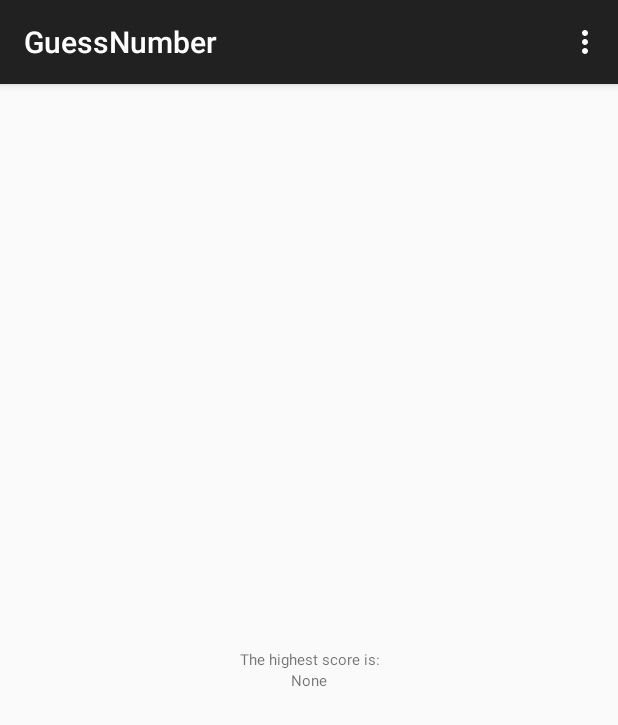
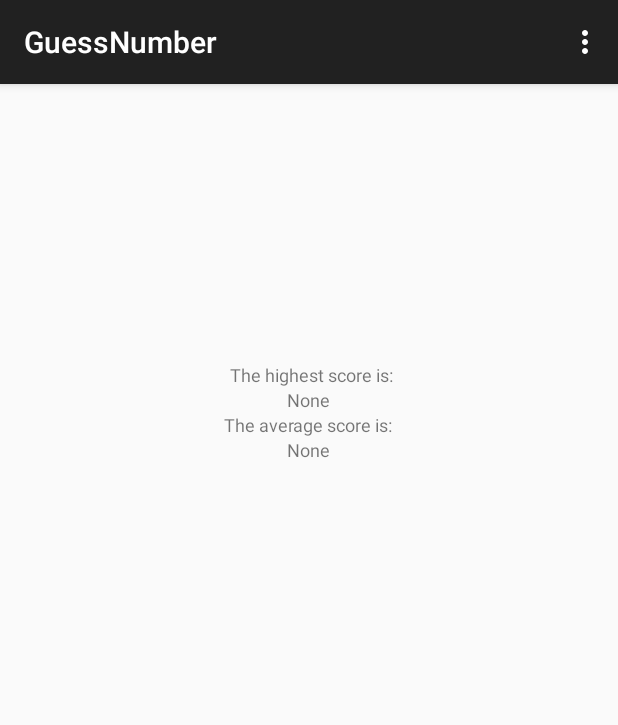
Before and after one commit to yi-shiou/Android_GuessNumber, an Android app: the screen it shows after launch (MainActivity), in the options menu, after a tap on "Score", on a phone screen of 412 x 824 dp. Shown: the top 725 px of the screen. Run offline under Robolectric (Android 15) with nearby library versions, the phone set to English and light mode, and no system bars.

Commit message:
add average score

```diff
--- a/app/src/main/java/com/example/user/guessnumber/GuessFragment.java
+++ b/app/src/main/java/com/example/user/guessnumber/GuessFragment.java
@@ -135,18 +135,28 @@ public class GuessFragment extends Fragment {
                         lv.setAdapter(adeptet);
                         count++;
                         if (xAxB.equals(inputSize+"A0B")) {
+
+                            // save the number of ending game
+                            int i = prefs.getInt(KeyCollectiot.KEY_ENDING, 0);
+                            prefs.edit().putInt(KeyCollectiot.KEY_ENDING, (i+1)).commit();
+
+                            float total = prefs.getFloat(KeyCollectiot.KEY_AVERAGE_SCORE, Integer.MAX_VALUE);
+                            total = (total*i + (float)count)/(i+1);
+                            prefs.edit().putFloat(KeyCollectiot.KEY_AVERAGE_SCORE, total).commit();
+
                             if(count < prefs.getInt(KeyCollectiot.KEY_HIGHEST_SCORE, Integer.MAX_VALUE)) {
                                 prefs.edit().putInt(KeyCollectiot.KEY_HIGHEST_SCORE, count).commit();
                             }
+                            count = 0;
                             AlertDialog.Builder builder = new AlertDialog.Builder(v.getContext());
-                            builder.setTitle("Congratulation !")
+                            builder.setTitle(getString(R.string.congratulation))
                                     .setPositiveButton(R.string.action_newGame, new DialogInterface.OnClickListener() {
                                         @Override
                                         public void onClick(DialogInterface dialog, int which) {
                                             init();
                                         }
                                     })
-                                    .setMessage("You have guessed the number.")
+                                    .setMessage(getString(R.string.good))
                                     .show();
                         }
 
--- a/app/src/main/java/com/example/user/guessnumber/MainActivity.java
+++ b/app/src/main/java/com/example/user/guessnumber/MainActivity.java
@@ -39,7 +39,6 @@ public class MainActivity extends AppCompatActivity {
             super.onBackPressed();
         }
     }
-
 
     @Override
     public boolean onCreateOptionsMenu(Menu menu) {
--- a/app/src/main/java/com/example/user/guessnumber/ScoreFragment.java
+++ b/app/src/main/java/com/example/user/guessnumber/ScoreFragment.java
@@ -17,7 +17,9 @@ public class ScoreFragment extends Fragment {
 
     private View view;
     private TextView score;
-    private TextView tv0;
+    private TextView highest_detail;
+    private TextView average_detail;
+    private TextView average_score;
     private SharedPreferences prefs;
 
     public static ScoreFragment newInstance() {
@@ -37,6 +39,12 @@ public class ScoreFragment extends Fragment {
             score.setText(getString(R.string.none));
         }
 
+        if(prefs.getFloat(KeyCollectiot.KEY_AVERAGE_SCORE, Integer.MAX_VALUE)!=Integer.MAX_VALUE) {
+            average_score.setText(String.valueOf(prefs.getFloat(KeyCollectiot.KEY_AVERAGE_SCORE, Integer.MAX_VALUE)));
+        } else {
+            average_score.setText(getString(R.string.none));
+        }
+
         return view;
     }
 
@@ -44,11 +52,15 @@ public class ScoreFragment extends Fragment {
 
     private void myfindViewById() {
         score = (TextView)view.findViewById(R.id.high_score);
-        tv0 = (TextView)view.findViewById(R.id.textView2);
+        highest_detail = (TextView)view.findViewById(R.id.textView2);
+        average_detail = (TextView)view.findViewById(R.id.textView10);
+        average_score = (TextView)view.findViewById(R.id.textView11);
 
         final float scale = getResources().getDisplayMetrics().density;
-        int size = (int)(7 * scale);
-        tv0.setTextSize(size);
+        int size = (int)(8 * scale);
+        highest_detail.setTextSize(size);
+        average_detail.setTextSize(size);
+        average_score.setTextSize(size);
         score.setTextSize(size);
     }
 
--- a/app/src/main/java/com/example/user/guessnumber/dummy/modle/KeyCollectiot.java
+++ b/app/src/main/java/com/example/user/guessnumber/dummy/modle/KeyCollectiot.java
@@ -10,4 +10,6 @@ public class KeyCollectiot {
     public static final String KEY_SHOWANSWER="showAnswer";
     public static final String KEY_GOPLAYING="goplaying";
     public static final String KEY_HIGHEST_SCORE="highest_score";
+    public static final String KEY_AVERAGE_SCORE="average_score";
+    public static final String KEY_ENDING="ending_game";
 }
--- a/app/src/main/res/layout/fragment_score.xml
+++ b/app/src/main/res/layout/fragment_score.xml
@@ -11,8 +11,10 @@
         android:text="@string/highest"
         android:id="@+id/textView2"
         android:gravity="center"
-        android:layout_centerVertical="true"
-        android:layout_centerHorizontal="true" />
+        android:layout_marginTop="185dp"
+        android:layout_alignParentTop="true"
+        android:layout_alignRight="@+id/textView10"
+        android:layout_alignEnd="@+id/textView10" />
 
     <TextView
         android:layout_width="wrap_content"
@@ -21,4 +23,20 @@
         android:id="@+id/high_score"
         android:layout_below="@+id/textView2"
         android:layout_centerHorizontal="true" />
+
+    <TextView
+        android:layout_width="wrap_content"
+        android:layout_height="wrap_content"
+        android:text="@string/average"
+        android:id="@+id/textView10"
+        android:layout_below="@+id/high_score"
+        android:layout_centerHorizontal="true" />
+
+    <TextView
+        android:layout_width="wrap_content"
+        android:layout_height="wrap_content"
+        android:text="score"
+        android:id="@+id/textView11"
+        android:layout_below="@+id/textView10"
+        android:layout_centerHorizontal="true" />
 </RelativeLayout>
--- a/app/src/main/res/values/strings.xml
+++ b/app/src/main/res/values/strings.xml
@@ -10,6 +10,9 @@
     <string name="Inpute_hint">Input four different digits.</string>
     <string name="sure">OK.</string>
     <string name="quit">Quit</string>
+    <string name="congratulation">Congratulation !</string>
+    <string name="good">You have guessed the number.</string>
+
 <!--in Rule-->
     <string name="gameRule">Rule of the Game.</string>
     <string name="gameRuleDetal">Input four different digits.\n
@@ -24,6 +27,7 @@
 
 <!--in Score-->
     <string name="highest">The highest score is:</string>
+    <string name="average">The average score is:</string>
     <string name="none">None</string>
 
 <!--in Setting-->
```
Also changed, not shown: app/src/main/java/com/example/user/guessnumber/SettingDialogFragment.java (+0 -7 lines).
